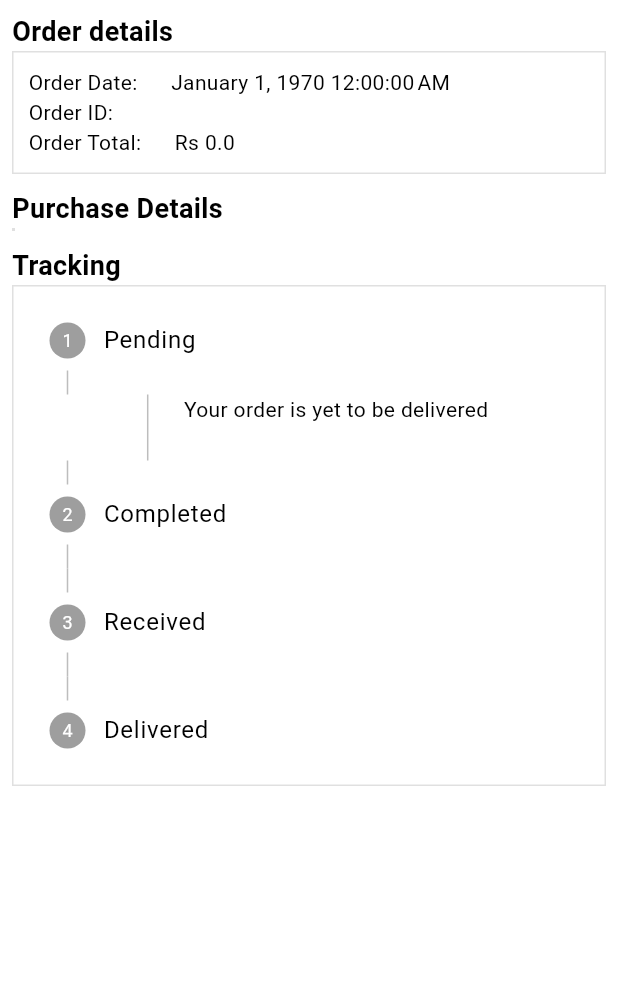
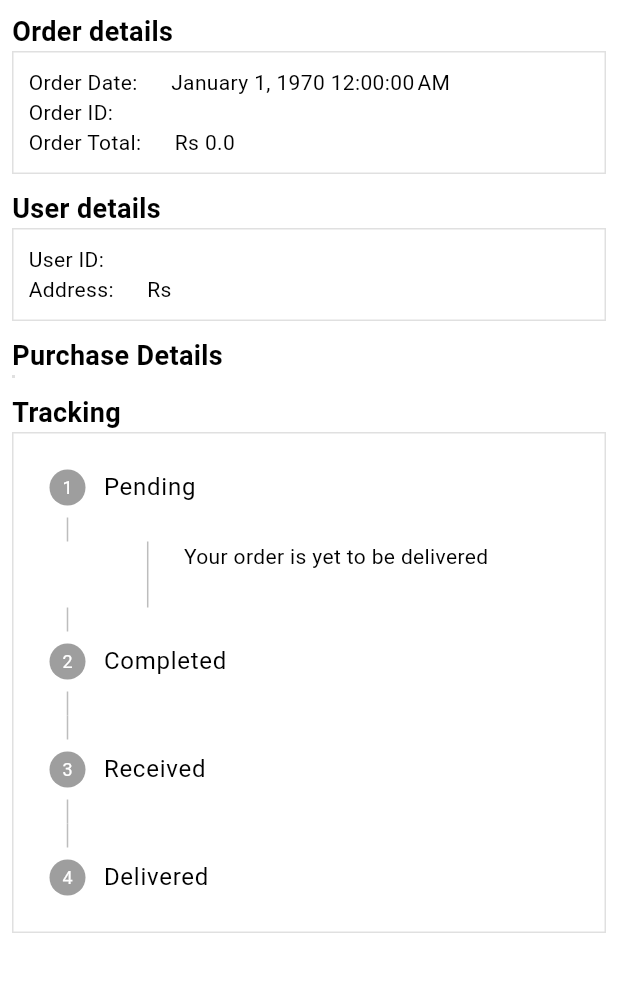
Before and after one commit to samjhanabhusal/MediConnect, a Flutter app: the OrderDetailScreen screen opened directly with empty values, on a phone screen of 412 x 824 dp, the part 90-1082 px from its top. Run offline on Flutter 3.47's test engine with Material 2 defaults, Android fonts, the light colour scheme and no system bars; our stand-ins replace badges, carousel_pro, carousel_slider, charts_flutter, dotted_border, file_picker and 10 more; missing offline and left inert: cloudinary_public, dart:ffi, easy_image_viewer, image_viewer, khalti_flutter, pay; accounts and stored records are empty.

Commit message:
user detail

```diff
--- a/lib/constants/global_variables.dart
+++ b/lib/constants/global_variables.dart
@@ -1,6 +1,6 @@
 import 'package:flutter/material.dart';
 
-String uri = 'http://172.17.17.208:3000';
+String uri = 'http://192.168.10.71:3000';
 // String uri = 'http://172.17.1.144:3000';
 
 class GlobalVariables {
--- a/lib/features/admin/screens/posts_screen.dart
+++ b/lib/features/admin/screens/posts_screen.dart
@@ -122,7 +122,7 @@ class _PostsScreenState extends State<PostsScreen> {
                                   ),
                                   title: Text(
                                     // "\Rs.$prod_price",
-                                    "\Rs.${productData.price}",
+                                    "Rs.${productData.price}",
 
                                     style: TextStyle(
                                         color: Colors.green,
--- a/lib/features/order_details/screens/order_details.dart
+++ b/lib/features/order_details/screens/order_details.dart
@@ -153,6 +153,31 @@ class _OrderDetailScreenState extends State<OrderDetailScreen> {
                 ),
               ),
               const SizedBox(height: 10),
+               const Text(
+                'User details',
+                style: TextStyle(
+                  fontSize: 18,
+                  fontWeight: FontWeight.bold,
+                ),
+              ),
+              Container(
+                width: double.infinity,
+                padding: const EdgeInsets.all(10),
+                decoration: BoxDecoration(
+                  border: Border.all(
+                    color: Colors.black12,
+                  ),
+                ),
+                child: Column(
+                  crossAxisAlignment: CrossAxisAlignment.start,
+                  children: [
+
+                    Text('User ID:          ${widget.order.userId}'),
+                    Text('Address:      Rs ${widget.order.address}'),
+                  ],
+                ),
+              ),
+              const SizedBox(height: 10),
               const Text(
                 'Purchase Details',
                 style: TextStyle(
```
